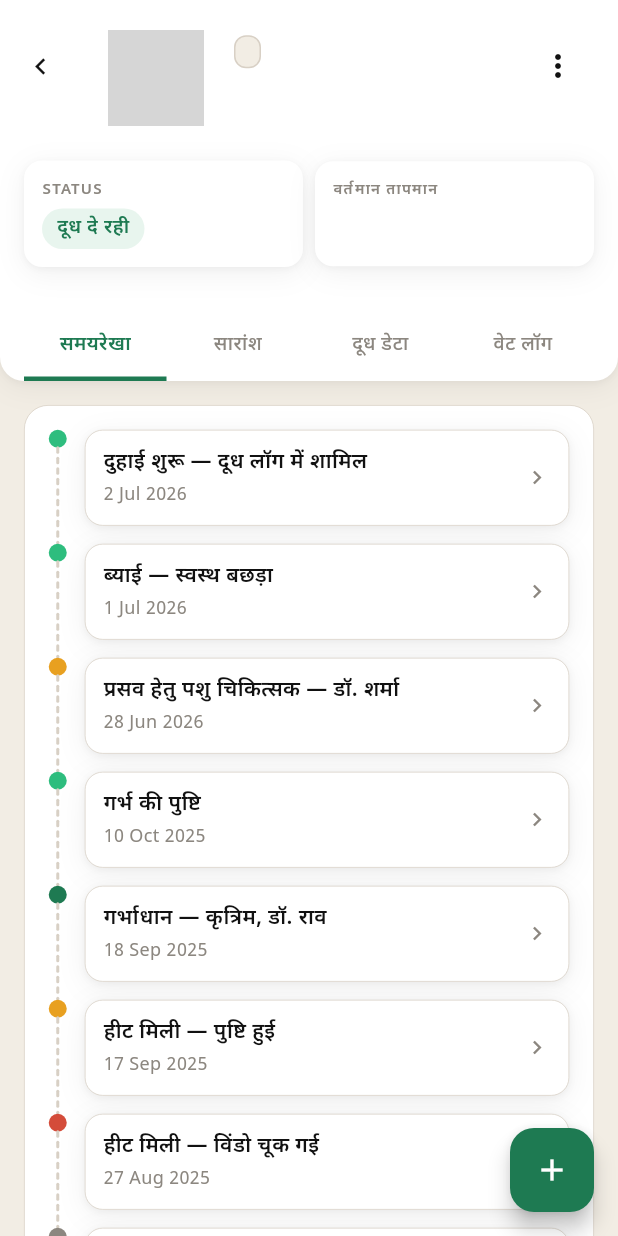
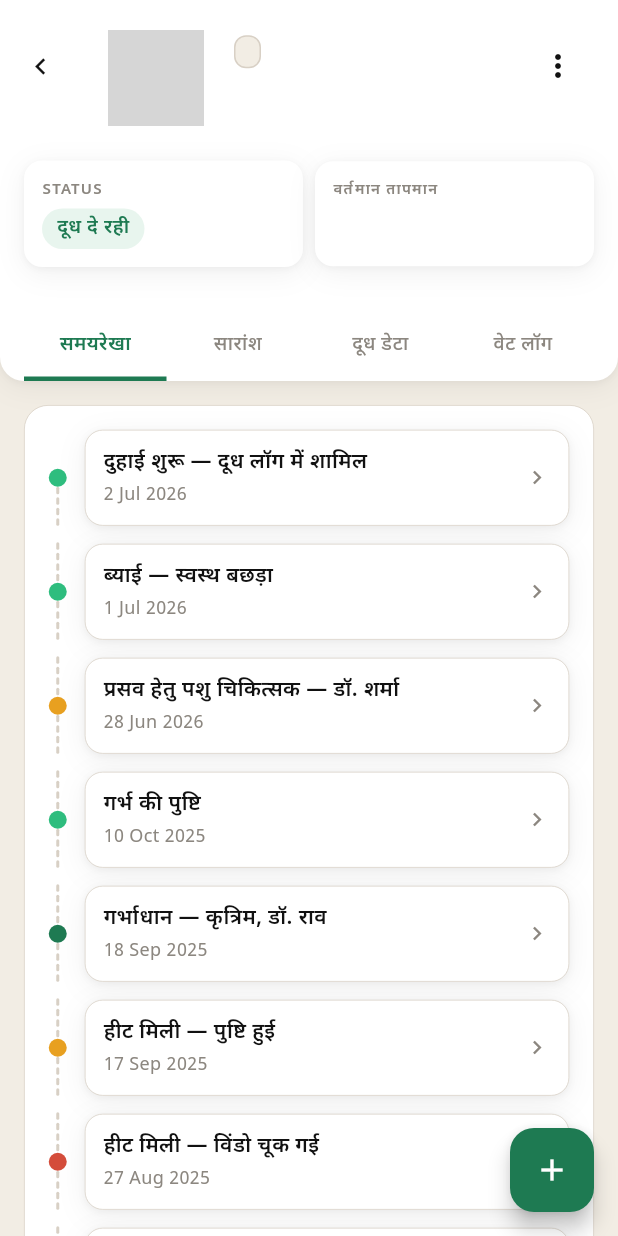
Before and after one commit to vaseey21/Vanix, a Flutter app: the CowProfileScreen screen opened directly with sample values from the repository, on a phone screen of 412 x 824 dp. Run offline on Flutter 3.47's test engine with Material 3 defaults, Android fonts, the phone set to English and light mode, and no system bars; grey boxes are pictures that could not be loaded.

Commit message:
auto: save changes

```diff
--- a/flutter_app/lib/screens/cow_profile_screen.dart
+++ b/flutter_app/lib/screens/cow_profile_screen.dart
@@ -317,7 +317,6 @@ class _CowProfileScreenState extends State<CowProfileScreen> {
   // ── Timeline tab ──────────────────────────────────────────────────────
   Widget _buildTimeline() {
     final sheetBg = _isDark ? VanixColors.darkSecond : VanixColors.bgCard;
-    final textColor = _isDark ? Colors.white : VanixColors.textPrimary;
     return Container(
       padding: const EdgeInsets.all(VanixSpacing.lg),
       decoration: BoxDecoration(
@@ -328,24 +327,56 @@ class _CowProfileScreenState extends State<CowProfileScreen> {
       child: Column(
         children: [
           for (var i = 0; i < _timeline.length; i++)
-            IntrinsicHeight(
+            Padding(
+              padding: EdgeInsets.only(bottom: i == _timeline.length - 1 ? 0 : VanixSpacing.md),
+              child: IntrinsicHeight(
                 child: Row(
-                crossAxisAlignment: CrossAxisAlignment.start,
+                  crossAxisAlignment: CrossAxisAlignment.stretch,
                   children: [
-                  // dotted rail
-                  Column(
+                    // dotted rail — the dot sits at the vertical center of the
+                    // card regardless of its height (2-line vs. expanded).
+                    SizedBox(
+                      width: 12,
+                      child: Stack(
+                        alignment: Alignment.center,
                         children: [
+                          if (i != 0)
+                            Align(
+                              alignment: Alignment.topCenter,
+                              child: FractionallySizedBox(
+                                heightFactor: 0.5,
+                                child: _DottedLine(color: _isDark ? VanixColors.darkBorder : VanixColors.border),
+                              ),
+                            ),
+                          if (i != _timeline.length - 1)
+                            Align(
+                              alignment: Alignment.bottomCenter,
+                              child: FractionallySizedBox(
+                                heightFactor: 0.5,
+                                child: _DottedLine(color: _isDark ? VanixColors.darkBorder : VanixColors.border),
+                              ),
+                            ),
                           Container(width: 12, height: 12, decoration: BoxDecoration(color: _timeline[i].dot, shape: BoxShape.circle)),
-                      if (i != _timeline.length - 1)
-                        Expanded(child: _DottedLine(color: _isDark ? VanixColors.darkBorder : VanixColors.border)),
                         ],
                       ),
+                    ),
                     const SizedBox(width: VanixSpacing.md),
-                  Expanded(
-                    child: Padding(
-                      padding: const EdgeInsets.only(bottom: VanixSpacing.md),
-                      child: InkWell(
-                        onTap: () => _openTlDetail(_timeline[i]),
+                    Expanded(child: _timelineCard(i)),
+                  ],
+                ),
+              ),
+            ),
+        ],
+      ),
+    );
+  }
+
+  Widget _timelineCard(int i) {
+    final textColor = _isDark ? Colors.white : VanixColors.textPrimary;
+    final ev = _timeline[i];
+    final open = _tlExpanded.contains(i);
+    return InkWell(
+      onTap: () => setState(() { open ? _tlExpanded.remove(i) : _tlExpanded.add(i); }),
       borderRadius: BorderRadius.circular(VanixRadius.md),
       child: Container(
         padding: const EdgeInsets.all(VanixSpacing.md),
@@ -355,66 +386,44 @@ class _CowProfileScreenState extends State<CowProfileScreen> {
           border: Border.all(color: _isDark ? VanixColors.darkBorder : VanixColors.border, width: 0.5),
           boxShadow: _isDark ? VanixShadow.cardDark : VanixShadow.card,
         ),
-                          child: Row(
+        child: Column(
+          crossAxisAlignment: CrossAxisAlignment.start,
+          children: [
+            Row(
               children: [
                 Expanded(
                   child: Column(
                     crossAxisAlignment: CrossAxisAlignment.start,
                     children: [
-                                    Text(FS.t(_lang, _timeline[i].key),
-                                        style: TextStyle(fontSize: 14, fontWeight: FontWeight.w600, color: textColor)),
+                      Text(FS.t(_lang, ev.key), style: TextStyle(fontSize: 14, fontWeight: FontWeight.w600, color: textColor)),
                       const SizedBox(height: 2),
-                                    Text(_timeline[i].date, style: const TextStyle(fontSize: 12, color: VanixColors.textHint)),
+                      Text(ev.date, style: const TextStyle(fontSize: 12, color: VanixColors.textHint)),
                     ],
                   ),
                 ),
-                              const Icon(Icons.chevron_right, size: 18, color: VanixColors.textHint),
+                Icon(open ? Icons.expand_less : Icons.chevron_right, size: 18, color: VanixColors.textHint),
+              ],
+            ),
+            if (open) ...[
+              const SizedBox(height: VanixSpacing.md),
+              Text(FS.t(_lang, '${ev.key}D'),
+                  style: TextStyle(fontSize: 12, height: 1.6, color: _isDark ? VanixColors.textOnDarkDim : VanixColors.textHint)),
+              const SizedBox(height: VanixSpacing.md),
+              OutlinedButton(
+                onPressed: () => setState(() => _tlExpanded.remove(i)),
+                style: OutlinedButton.styleFrom(
+                  minimumSize: const Size(0, 32),
+                  padding: const EdgeInsets.symmetric(horizontal: 14),
+                  side: BorderSide(color: _isDark ? VanixColors.darkBorder : VanixColors.border),
+                  foregroundColor: textColor,
+                  shape: RoundedRectangleBorder(borderRadius: BorderRadius.circular(16)),
+                ),
+                child: Text(FS.t(_lang, 'hideWord'), style: const TextStyle(fontSize: 12, fontWeight: FontWeight.w600)),
+              ),
+            ],
           ],
         ),
       ),
-                      ),
-                    ),
-                  ),
-                ],
-              ),
-            ),
-        ],
-      ),
-    );
-  }
-
-  void _openTlDetail(TimelineEvent ev) {
-    showModalBottomSheet(
-      context: context,
-      backgroundColor: Colors.transparent,
-      builder: (context) {
-        final bg = _isDark ? VanixColors.darkSecond : Colors.white;
-        final textColor = _isDark ? Colors.white : VanixColors.textPrimary;
-        return Container(
-          decoration: BoxDecoration(color: bg, borderRadius: const BorderRadius.vertical(top: Radius.circular(VanixRadius.pill))),
-          padding: const EdgeInsets.fromLTRB(VanixSpacing.xl, VanixSpacing.xl, VanixSpacing.xl, 28),
-          child: Column(
-            mainAxisSize: MainAxisSize.min,
-            crossAxisAlignment: CrossAxisAlignment.start,
-            children: [
-              Row(
-                children: [
-                  Container(width: 12, height: 12, decoration: BoxDecoration(color: ev.dot, shape: BoxShape.circle)),
-                  const SizedBox(width: VanixSpacing.sm),
-                  Expanded(
-                    child: Text(FS.t(_lang, ev.key), style: TextStyle(fontSize: 17, fontWeight: FontWeight.w600, color: textColor)),
-                  ),
-                ],
-              ),
-              const SizedBox(height: 4),
-              Text(ev.date, style: const TextStyle(fontSize: 12, color: VanixColors.textHint)),
-              const SizedBox(height: VanixSpacing.md),
-              Text(FS.t(_lang, '${ev.key}D'),
-                  style: TextStyle(fontSize: 15, height: 1.6, color: _isDark ? VanixColors.textOnDarkDim : VanixColors.textPrimary)),
-            ],
-          ),
-        );
-      },
     );
   }
 
```
Lines whose indentation alone changed are shown as unchanged.
